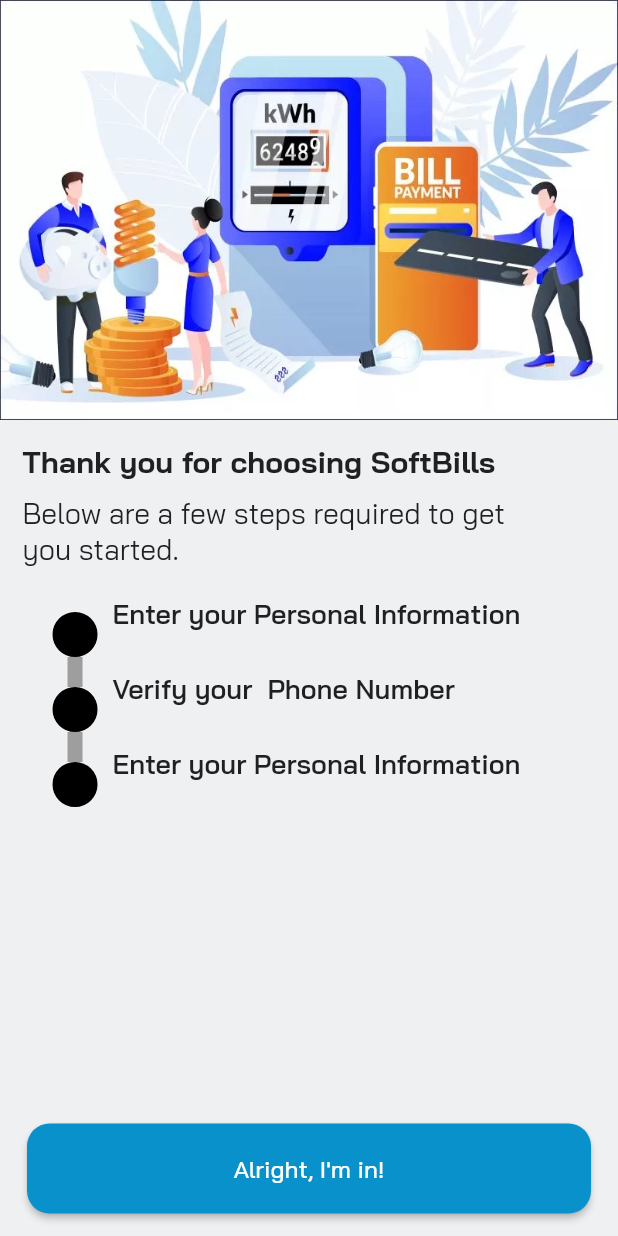
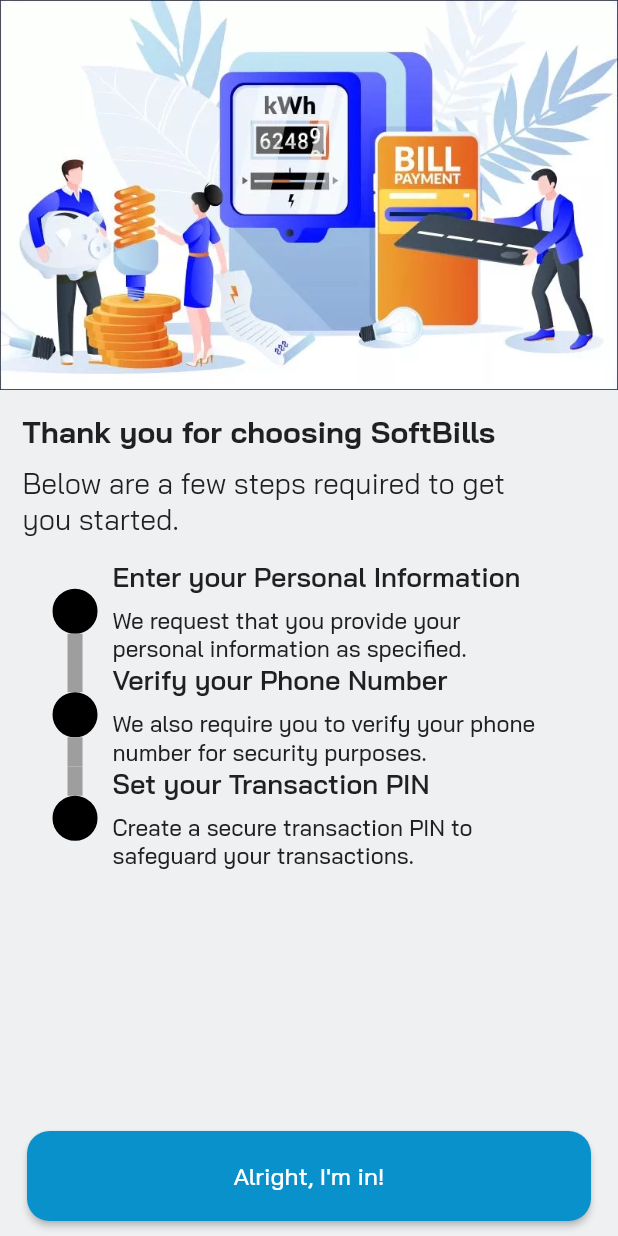
Before and after one commit to oolayemi/softbills, a Flutter app: the screen it shows after launch, on a phone screen of 412 x 824 dp. Run offline on Flutter 3.47's test engine with Material 2 defaults, Android fonts, the phone set to English and light mode, and no system bars; drawn by our look-alikes of timeline_tile; our stand-ins replace another_flushbar, cached_network_image, dio, firebase_messaging, flare_flutter, flutter_dotenv and 14 more; missing offline and left inert: device_information, encrypt, fluttercontactpicker, mockito, numeric_keyboard, observable_ish and 1 more; accounts and stored records are empty.

```diff
--- a/lib/core/exceptions/error_handling.dart
+++ b/lib/core/exceptions/error_handling.dart
@@ -33,7 +33,7 @@ class DioExceptions implements Exception {
   String _handleError(int statusCode, dynamic error) {
     switch (statusCode) {
       case 400:
-        return 'Bad request';
+        return error['message'] ?? 'Bad request';
       case 401:
         return error['message'];
       case 422:
--- a/lib/core/managers/life_cycle_manager.dart
+++ b/lib/core/managers/life_cycle_manager.dart
@@ -31,7 +31,7 @@ class _LifeCycleManagerState extends State<LifeCycleManager> with WidgetsBinding
       } else {
         _keepAliveTimer = Timer(_inactivityTimeout, () {
 
-          if(_navigationService.currentRoute != Routes.signinViewRoute) {
+          if((_navigationService.currentRoute != Routes.signinViewRoute) && _storageService.getBool('isLoggedIn') == true) {
             _storageService.addBool('isLoggedIn', false);
             _navigationService.clearStackAndShow(Routes.signinViewRoute);
           }
--- a/lib/views/airtime/airtime_view.dart
+++ b/lib/views/airtime/airtime_view.dart
@@ -119,7 +119,7 @@ class AirtimeView extends StatelessWidget {
                     if (model.formKey.currentState!.validate()) {
                       validateTransactionDetails({
                         "Phone Number": model.phoneController.text,
-                        "Network": model.selectedBiller!.name,
+                        "Network": model.selectedBiller?.name ?? "MTN",
                       }, model.amountController.text, context, func: () async {
                         await model.purchaseAirtime(context);
                       });
--- a/lib/views/airtime/airtime_viewmodel.dart
+++ b/lib/views/airtime/airtime_viewmodel.dart
@@ -163,8 +163,6 @@ class AirtimeViewModel extends ReactiveViewModel {
       'operator': selectedBiller!.name!.toLowerCase(),
     };
 
-
-
     try {
       final response = await dio().post('/airtime/purchase', data: payload);
 
--- a/lib/views/auth/initial_sign_up.dart
+++ b/lib/views/auth/initial_sign_up.dart
@@ -19,7 +19,7 @@ class InitialSignUpView extends StatelessWidget {
               crossAxisAlignment: CrossAxisAlignment.start,
               children: [
                 SizedBox(
-                  height: 280,
+                  height: 260,
                   width: double.maxFinite,
                   // decoration: const BoxDecoration(
                   //     borderRadius: BorderRadius.only(
@@ -51,21 +51,22 @@ class InitialSignUpView extends StatelessWidget {
                           "Below are a few steps required to get you started.",
                           style: TextStyle(fontSize: 19),
                         ),
-                        const SizedBox(height: 20),
+                        const SizedBox(height: 15),
                         _buildTimelineTile(
                           "Enter your Personal Information",
-                          "",
+                          "We request that you provide your personal information as specified.",
                           isFirst: true,
                         ),
                         _buildTimelineTile(
-                          "Verify your  Phone Number",
-                          "",
+                          "Verify your Phone Number",
+                          "We also require you to verify your phone number for security purposes.",
                         ),
                         _buildTimelineTile(
-                          "Enter your Personal Information",
-                          "",
+                          "Set your Transaction PIN",
+                          "Create a secure transaction PIN to safeguard your transactions.",
                           isLast: true,
                         ),
+                        const SizedBox(height: 20)
                       ],
                     ),
                   ),
@@ -73,7 +74,7 @@ class InitialSignUpView extends StatelessWidget {
               ],
             ),
             Positioned(
-              bottom: 15,
+              bottom: 10,
               right: 0,
               left: 0,
               child: Padding(
--- a/lib/views/auth/sign_in/sign_in_viewmodel.dart
+++ b/lib/views/auth/sign_in/sign_in_viewmodel.dart
@@ -122,8 +122,7 @@ class SignInViewModel extends ReactiveViewModel {
       }
     } on DioError catch (e) {
       _dialogService.completeDialog(DialogResponse());
-      print(e.response);
-      flusher('Request error: ${DioExceptions.fromDioError(e).toString()}', context, color: Colors.red);
+      flusher(DioExceptions.fromDioError(e).toString(), context, color: Colors.red);
     }
   }
 
```
Also changed, not shown: lib/views/auth/sign_up/otp_verification/otp_verification_view.dart (+4 -5 lines), lib/views/auth/sign_up/sign_up_two/sign_up_two_view.dart (+31 -13 lines), lib/views/auth/sign_up/sign_up_two/sign_up_two_viewmodel.dart (+7 -0 lines), lib/widgets/utility_widgets.dart (+9 -10 lines).
